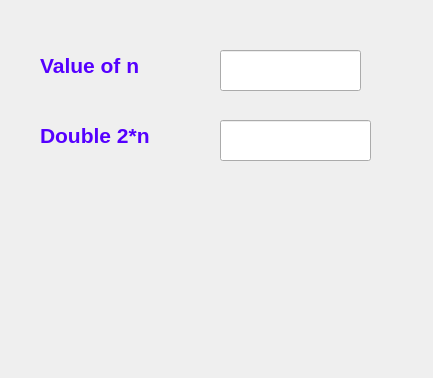
Dollim/PythonProject, file test.ui: the form before one commit.
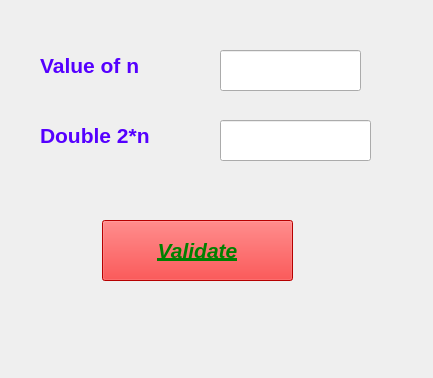
The form after the commit.

Commit message: Création de test.py à l'aide de Qtdesigner

Diff of the .ui file:
```diff
--- a/test.ui
+++ b/test.ui
@@ -91,6 +91,31 @@
     </font>
    </property>
   </widget>
+  <widget class="QPushButton" name="pushButton">
+   <property name="geometry">
+    <rect>
+     <x>102</x>
+     <y>220</y>
+     <width>191</width>
+     <height>61</height>
+    </rect>
+   </property>
+   <property name="font">
+    <font>
+     <pointsize>16</pointsize>
+     <weight>75</weight>
+     <italic>true</italic>
+     <bold>true</bold>
+     <underline>true</underline>
+    </font>
+   </property>
+   <property name="styleSheet">
+    <string notr="true">color:green;background:red</string>
+   </property>
+   <property name="text">
+    <string>Validate</string>
+   </property>
+  </widget>
  </widget>
  <resources/>
  <connections/>
```
The commit also changes 1 other file.
